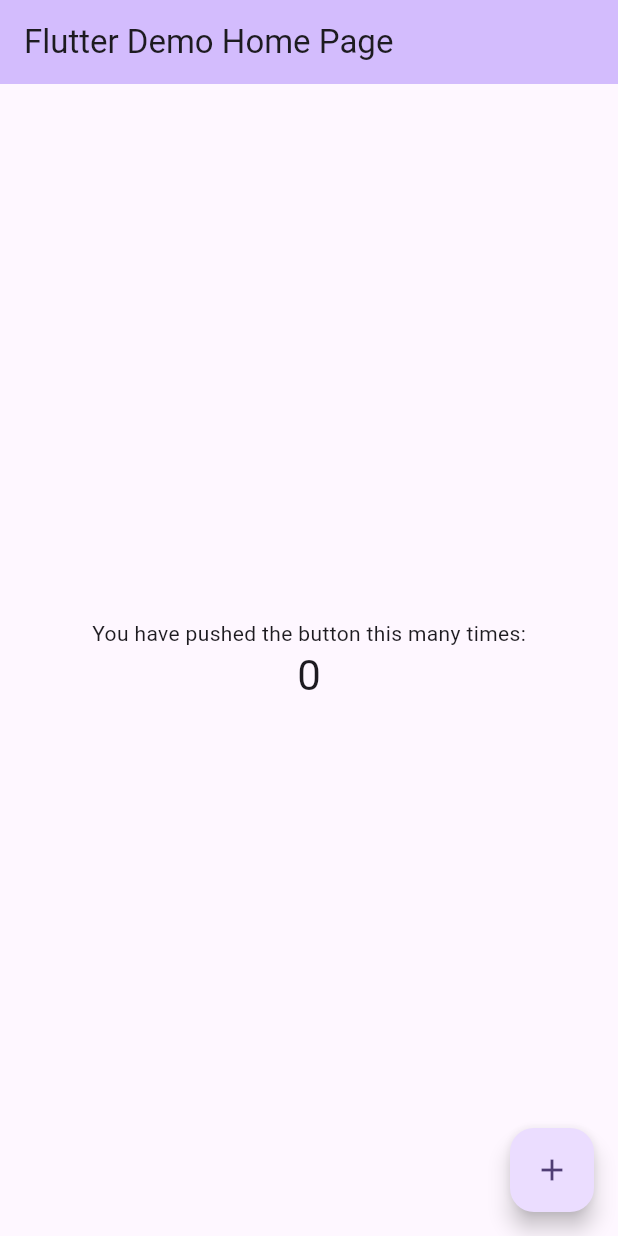
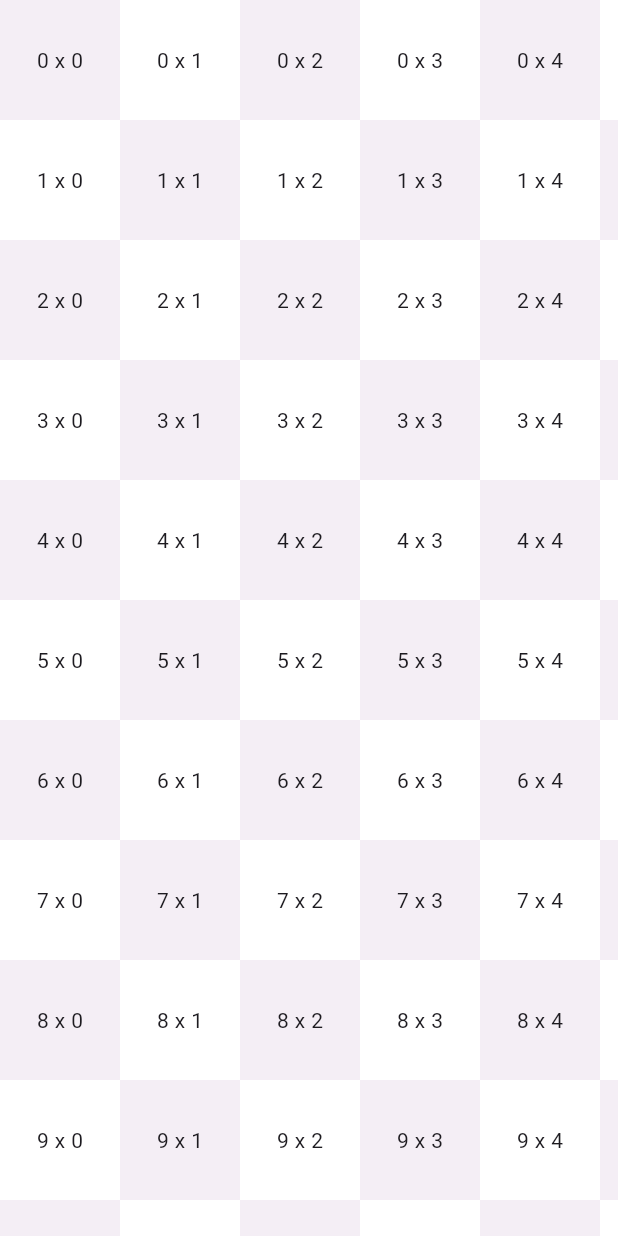
Before and after one commit to leviabellar/game-of-life-flutter, a Flutter app: the screen it shows after launch, on a phone screen of 412 x 824 dp. Run offline on Flutter 3.47's test engine with Material 3 defaults, Android fonts, the light colour scheme and no system bars.

Commit message:
Add temp ui

```diff
--- a/lib/main.dart
+++ b/lib/main.dart
@@ -1,4 +1,5 @@
 import 'package:flutter/material.dart';
+import 'package:vector_math/vector_math_64.dart' show Quad, Vector3;
 
 void main() {
   runApp(const MyApp());
@@ -16,73 +17,133 @@ class MyApp extends StatelessWidget {
         colorScheme: ColorScheme.fromSeed(seedColor: Colors.deepPurple),
         useMaterial3: true,
       ),
-      home: const MyHomePage(title: 'Flutter Demo Home Page'),
+      home: const Scaffold(
+        body: _IVBuilderExample(),
+      ),
     );
   }
 }
 
-class MyHomePage extends StatefulWidget {
-  const MyHomePage({super.key, required this.title});
-
-  final String title;
+class _IVBuilderExample extends StatefulWidget {
+  const _IVBuilderExample();
 
   @override
-  State<MyHomePage> createState() => _MyHomePageState();
+  State<_IVBuilderExample> createState() => _IVBuilderExampleState();
 }
 
-class _MyHomePageState extends State<MyHomePage> {
-  int _counter = 0;
+class _IVBuilderExampleState extends State<_IVBuilderExample> {
+  static const double _cellWidth = 80.0;
+  static const double _cellHeight = 80.0;
 
-  void _incrementCounter() {
-    setState(() {
-      // This call to setState tells the Flutter framework that something has
-      // changed in this State, which causes it to rerun the build method below
-      // so that the display can reflect the updated values. If we changed
-      // _counter without calling setState(), then the build method would not be
-      // called again, and so nothing would appear to happen.
-      _counter++;
-    });
+  // Returns the axis aligned bounding box for the given Quad, which might not
+  // be axis aligned.
+  Rect axisAlignedBoundingBox(Quad quad) {
+    double xMin = quad.point0.x;
+    double xMax = quad.point0.x;
+    double yMin = quad.point0.y;
+    double yMax = quad.point0.y;
+    for (final Vector3 point in <Vector3>[
+      quad.point1,
+      quad.point2,
+      quad.point3,
+    ]) {
+      if (point.x < xMin) {
+        xMin = point.x;
+      } else if (point.x > xMax) {
+        xMax = point.x;
+      }
+
+      if (point.y < yMin) {
+        yMin = point.y;
+      } else if (point.y > yMax) {
+        yMax = point.y;
+      }
+    }
+
+    return Rect.fromLTRB(xMin, yMin, xMax, yMax);
   }
 
   @override
   Widget build(BuildContext context) {
-    // This method is rerun every time setState is called, for instance as done
-    // by the _incrementCounter method above.
-    //
-    // The Flutter framework has been optimized to make rerunning build methods
-    // fast, so that you can just rebuild anything that needs updating rather
-    // than having to individually change instances of widgets.
-    return Scaffold(
-      appBar: AppBar(
-        // TRY THIS: Try changing the color here to a specific color (to
-        // Colors.amber, perhaps?) and trigger a hot reload to see the AppBar
-        // change color while the other colors stay the same.
-        backgroundColor: Theme.of(context).colorScheme.inversePrimary,
-        // Here we take the value from the MyHomePage object that was created by
-        // the App.build method, and use it to set our appbar title.
-        title: Text(widget.title),
+    return Center(
+      child: LayoutBuilder(
+        builder: (BuildContext context, BoxConstraints constraints) {
+          return InteractiveViewer.builder(
+            boundaryMargin: const EdgeInsets.all(double.infinity),
+            builder: (BuildContext context, Quad viewport) {
+              print('viewport 0 -> ${viewport.point0}');
+              print('viewport 1 -> ${viewport.point1}');
+              print('viewport 2 -> ${viewport.point2}');
+              print('viewport 3 -> ${viewport.point3}');
+
+              return _TableBuilder(
+                cellWidth: _cellWidth,
+                cellHeight: _cellHeight,
+                viewport: axisAlignedBoundingBox(viewport),
+                builder: (BuildContext context, int row, int column) {
+                  return Container(
+                    height: _cellHeight,
+                    width: _cellWidth,
+                    color: row % 2 + column % 2 == 1
+                        ? Colors.white
+                        : Colors.grey.withOpacity(0.1),
+                    child: Align(
+                      child: Text('$row x $column'),
+                    ),
+                  );
+                },
+              );
+            },
+          );
+        },
       ),
-      body: Center(
-        // Center is a layout widget. It takes a single child and positions it
-        // in the middle of the parent.
-        child: Column(
-          mainAxisAlignment: MainAxisAlignment.center,
-          children: <Widget>[
-            const Text(
-              'You have pushed the button this many times:',
-            ),
-            Text(
-              '$_counter',
-              style: Theme.of(context).textTheme.headlineMedium,
-            ),
-          ],
-        ),
-      ),
-      floatingActionButton: FloatingActionButton(
-        onPressed: _incrementCounter,
-        tooltip: 'Increment',
-        child: const Icon(Icons.add),
-      ), // This trailing comma makes auto-formatting nicer for build methods.
     );
   }
 }
+
+typedef _CellBuilder = Widget Function(
+    BuildContext context, int row, int column);
+
+class _TableBuilder extends StatelessWidget {
+  const _TableBuilder({
+    required this.cellWidth,
+    required this.cellHeight,
+    required this.viewport,
+    required this.builder,
+  });
+
+  final double cellWidth;
+  final double cellHeight;
+  final Rect viewport;
+  final _CellBuilder builder;
+
+  @override
+  Widget build(BuildContext context) {
+    final int firstRow = (viewport.top / cellHeight).floor();
+    final int lastRow = (viewport.bottom / cellHeight).ceil();
+    final int firstCol = (viewport.left / cellWidth).floor();
+    final int lastCol = (viewport.right / cellWidth).ceil();
+
+    // This will create and render exactly (lastRow - firstRow) * (lastCol - firstCol) cells
+
+    return SizedBox(
+      // Stack needs constraints, even though we then Clip.none outside of them.
+      // InteractiveViewer.builder always sets constrained to false, giving infinite constraints to the child.
+      // See: https://api.flutter.dev/flutter/widgets/InteractiveViewer/constrained.html
+      width: 1,
+      height: 1,
+      child: Stack(
+        clipBehavior: Clip.none,
+        children: <Widget>[
+          for (int row = firstRow; row < lastRow; row++)
+            for (int col = firstCol; col < lastCol; col++)
+              Positioned(
+                left: col * cellWidth,
+                top: row * cellHeight,
+                child: builder(context, row, col),
+              ),
+        ],
+      ),
+    );
+  }
+}
--- a/lib/model/cell_grid.dart
+++ b/lib/model/cell_grid.dart
@@ -8,8 +8,27 @@ class CellGrid {
     [-1, -1], [0, -1], [1, -1],
   ];
 
-  CellGrid(int length, int width) {
-    _cells = [];
+  CellGrid(int topLeftX, int topLeftY, int bottomRightX, int bottomRightY) {
+    int rows = bottomRightY - topLeftY + 1;
+    int cols = bottomRightX - topLeftX + 1; // Instantiate the 2D list with the desired dimensions
+
+    _cells = List.generate(
+      rows, (i) => List.generate(
+          cols, (j) => Cell.dead(
+          cellGrid: this,
+          x: topLeftX + j,
+          y: topLeftY + i,
+        )
+      )
+    );
+  }
+
+  void addCellAt({required int x, required int y}) {
+    _cells[x][y] = Cell.dead(cellGrid: this, x: x, y: y);
+  }
+
+  void reviveCellAt({required int x, required int y}) {
+    _cells[x][y].revive();
   }
 
   int countAliveNeighbors(Cell cell) {
--- a/pubspec.yaml
+++ b/pubspec.yaml
@@ -35,6 +35,7 @@ dependencies:
   # The following adds the Cupertino Icons font to your application.
   # Use with the CupertinoIcons class for iOS style icons.
   cupertino_icons: ^1.0.8
+  vector_math: ^2.1.4
 
 dev_dependencies:
   flutter_test:
```
Also changed, not shown: pubspec.lock.
